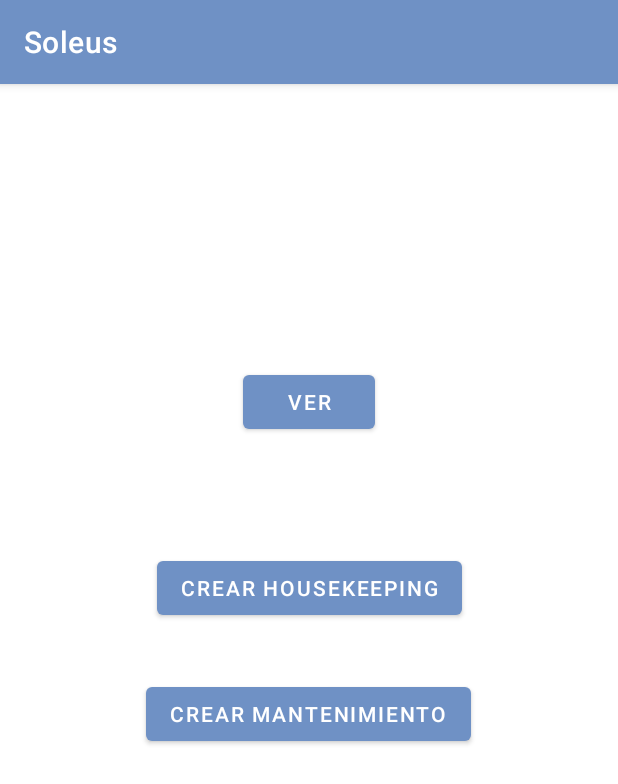
After one commit to franciscoluna94/Soleus, an Android app: the RoomRequestManagerActivity screen opened directly, with no data from a screen before it, on a phone screen of 412 x 824 dp. The commit adds this screen. Shown: the top 784 px of the screen. Run offline under Robolectric (Android 15) with nearby library versions, the phone set to English and light mode, and no system bars.

Commit message:
Admin user
Added admin user's activity to manage RoomRequests

```diff
--- a/app/build.gradle
+++ b/app/build.gradle
@@ -25,6 +25,9 @@ android {
         sourceCompatibility JavaVersion.VERSION_1_8
         targetCompatibility JavaVersion.VERSION_1_8
     }
+    buildFeatures {
+        viewBinding true
+    }
 }
 
 dependencies {
@@ -32,6 +35,9 @@ dependencies {
     implementation 'androidx.appcompat:appcompat:1.4.1'
     implementation 'com.google.android.material:material:1.5.0'
     implementation 'androidx.constraintlayout:constraintlayout:2.1.3'
+    implementation 'androidx.annotation:annotation:1.2.0'
+    implementation 'androidx.lifecycle:lifecycle-livedata-ktx:2.3.1'
+    implementation 'androidx.lifecycle:lifecycle-viewmodel-ktx:2.3.1'
     testImplementation 'junit:junit:4.13.2'
     androidTestImplementation 'androidx.test.ext:junit:1.1.3'
     androidTestImplementation 'androidx.test.espresso:espresso-core:3.4.0'
--- a/app/src/main/java/com/soleus/MainActivity.java
+++ b/app/src/main/java/com/soleus/MainActivity.java
@@ -1,6 +1,8 @@
 package com.soleus;
+import androidx.annotation.RequiresApi;
 import androidx.appcompat.app.AppCompatActivity;
 
+import android.os.Build;
 import android.os.Bundle;
 import android.text.TextUtils;
 import android.view.View;
@@ -35,6 +37,7 @@ public class MainActivity extends AppCompatActivity implements View.OnClickListe
         button.setOnClickListener(this);
     } // end onCreate
 
+    @RequiresApi(api = Build.VERSION_CODES.O)
     public void onClick(View view) {
         String user = textField.getText().toString().trim();
         String password = edit2.getText().toString().trim();
--- /dev/null
+++ b/app/src/main/java/com/soleus/activities/RoomRequestManagerActivity.java
@@ -0,0 +1,63 @@
+package com.soleus.activities;
+
+import androidx.appcompat.app.AppCompatActivity;
+
+import android.content.Intent;
+import android.os.Bundle;
+import android.view.View;
+import android.widget.Button;
+
+import com.soleus.R;
+import com.soleus.models.UserModel;
+import com.soleus.net.ClientNet;
+
+public class RoomRequestManagerActivity extends AppCompatActivity implements View.OnClickListener  {
+
+    private UserModel userLogged;
+    private Button btnHKCreateRoomRequest;
+    private Button btnViewRoomRequest;
+    private Button btnCreateMTRoomRequest;
+
+    @Override
+    protected void onCreate(Bundle savedInstanceState) {
+        super.onCreate(savedInstanceState);
+        setContentView(R.layout.activity_room_request_manager);
+
+        // Getting user value
+        Intent intentLogged = getIntent();
+        userLogged = (UserModel) intentLogged.getSerializableExtra("userLogged");
+
+
+        /* References to components */
+        btnViewRoomRequest = (Button) findViewById(R.id.btnViewRoomRequest);
+        btnHKCreateRoomRequest = (Button) findViewById(R.id.btnHKCreateRoomRequest);
+        btnCreateMTRoomRequest = (Button) findViewById(R.id.btnCreateMTRoomRequest);
+
+        /* Listeners */
+        btnViewRoomRequest.setOnClickListener(this);
+        btnHKCreateRoomRequest.setOnClickListener(this);
+        btnCreateMTRoomRequest.setOnClickListener(this);
+
+    } // end onCreate
+
+    @Override
+    public void onClick(View view) {
+        switch (view.getId()) {
+            case R.id.btnHKCreateRoomRequest:
+                Intent openHKRoomRequestManagement = new Intent(this, HousekeepingRequestActivity.class);
+                openHKRoomRequestManagement.putExtra("userLogged", userLogged);
+                startActivity(openHKRoomRequestManagement);
+                break;
+            case R.id.btnCreateMTRoomRequest:
+                Intent openMTRoomRequestManagement = new Intent(this, MaintenanceRequestActivity.class);
+                openMTRoomRequestManagement.putExtra("userLogged", userLogged);
+                startActivity(openMTRoomRequestManagement);
+                break;
+            case R.id.btnViewRoomRequest:
+                Thread openRoomRequestList = new Thread( new ClientNet(userLogged, "GET_RR_LIST", view, this)) ;
+                openRoomRequestList.start();
+                break;
+
+        } // end onClick
+    }
+}
--- a/app/src/main/java/com/soleus/activities/WorkerActivity.java
+++ b/app/src/main/java/com/soleus/activities/WorkerActivity.java
@@ -51,7 +51,7 @@ public class WorkerActivity extends AppCompatActivity implements View.OnClickLis
 
     public void onClick(View view) {
 
-        Thread login = new Thread( new ClientNet(userLogged, "LOGIN", view, this)) ;
+        Thread login = new Thread( new ClientNet(userLogged, "GET_RR_LIST", view, this)) ;
         login.start();
     } // end onClick
 
@@ -66,4 +66,6 @@ public class WorkerActivity extends AppCompatActivity implements View.OnClickLis
 
     } // end initializeElements
 
+
+
 }
--- a/app/src/main/java/com/soleus/adapters/RoomRequestAdapter.java
+++ b/app/src/main/java/com/soleus/adapters/RoomRequestAdapter.java
@@ -62,7 +62,6 @@ public class RoomRequestAdapter extends RecyclerView.Adapter<RoomRequestAdapter.
         private TextView txtItemCard;
         private TextView txtDescriptionCard;
         private TextView txtIdCard;
-        private ArrayList<String> roomRequestToEnd = new ArrayList<>();
 
         public ViewHolder(View view) {
             super(view);
--- /dev/null
+++ b/app/src/main/res/layout/activity_room_request_manager.xml
@@ -0,0 +1,46 @@
+<?xml version="1.0" encoding="utf-8"?>
+<androidx.constraintlayout.widget.ConstraintLayout xmlns:android="http://schemas.android.com/apk/res/android"
+    xmlns:app="http://schemas.android.com/apk/res-auto"
+    xmlns:tools="http://schemas.android.com/tools"
+    android:layout_width="match_parent"
+    android:layout_height="match_parent"
+    tools:context=".activities.RoomRequestManagerActivity">
+
+    <Button
+        android:id="@+id/btnViewRoomRequest"
+        android:layout_width="wrap_content"
+        android:layout_height="wrap_content"
+        android:layout_marginStart="162dp"
+        android:layout_marginTop="188dp"
+        android:layout_marginEnd="162dp"
+        android:text="Ver"
+        app:layout_constraintEnd_toEndOf="parent"
+        app:layout_constraintStart_toStartOf="parent"
+        app:layout_constraintTop_toTopOf="parent" />
+
+    <Button
+        android:id="@+id/btnHKCreateRoomRequest"
+        android:layout_width="wrap_content"
+        android:layout_height="wrap_content"
+        android:layout_marginStart="161dp"
+        android:layout_marginTop="76dp"
+        android:layout_marginEnd="162dp"
+        android:text="Crear Housekeeping"
+        app:layout_constraintEnd_toEndOf="parent"
+        app:layout_constraintHorizontal_bias="0.495"
+        app:layout_constraintStart_toStartOf="parent"
+        app:layout_constraintTop_toBottomOf="@+id/btnViewRoomRequest" />
+
+    <Button
+        android:id="@+id/btnCreateMTRoomRequest"
+        android:layout_width="wrap_content"
+        android:layout_height="wrap_content"
+        android:layout_marginStart="161dp"
+        android:layout_marginTop="160dp"
+        android:layout_marginEnd="162dp"
+        android:text="Crear Mantenimiento"
+        app:layout_constraintEnd_toEndOf="parent"
+        app:layout_constraintStart_toStartOf="parent"
+        app:layout_constraintTop_toBottomOf="@+id/btnViewRoomRequest" />
+
+</androidx.constraintlayout.widget.ConstraintLayout>
--- /dev/null
+++ b/app/src/main/res/values-land/dimens.xml
@@ -0,0 +1,3 @@
+<resources>
+ <dimen name="activity_horizontal_margin">48dp</dimen>
+</resources>
--- /dev/null
+++ b/app/src/main/res/values-w1240dp/dimens.xml
@@ -0,0 +1,3 @@
+<resources>
+ <dimen name="activity_horizontal_margin">200dp</dimen>
+</resources>
--- /dev/null
+++ b/app/src/main/res/values-w600dp/dimens.xml
@@ -0,0 +1,3 @@
+<resources>
+ <dimen name="activity_horizontal_margin">48dp</dimen>
+</resources>
--- /dev/null
+++ b/app/src/main/res/values/dimens.xml
@@ -0,0 +1,5 @@
+<resources>
+    <!-- Default screen margins, per the Android Design guidelines. -->
+ <dimen name="activity_horizontal_margin">16dp</dimen>
+ <dimen name="activity_vertical_margin">16dp</dimen>
+</resources>
```
Also changed, not shown: app/src/main/AndroidManifest.xml (+11 -5 lines), app/src/main/java/com/soleus/activities/AdminActivity.java (added, +48 -0 lines), app/src/main/java/com/soleus/net/ClientNet.java (+36 -10 lines), app/src/main/res/layout/activity_admin.xml (added, +36 -0 lines), app/src/main/res/values/strings.xml (+9 -0 lines), app/src/main/res/drawable/icons8_group_72.png (added).
